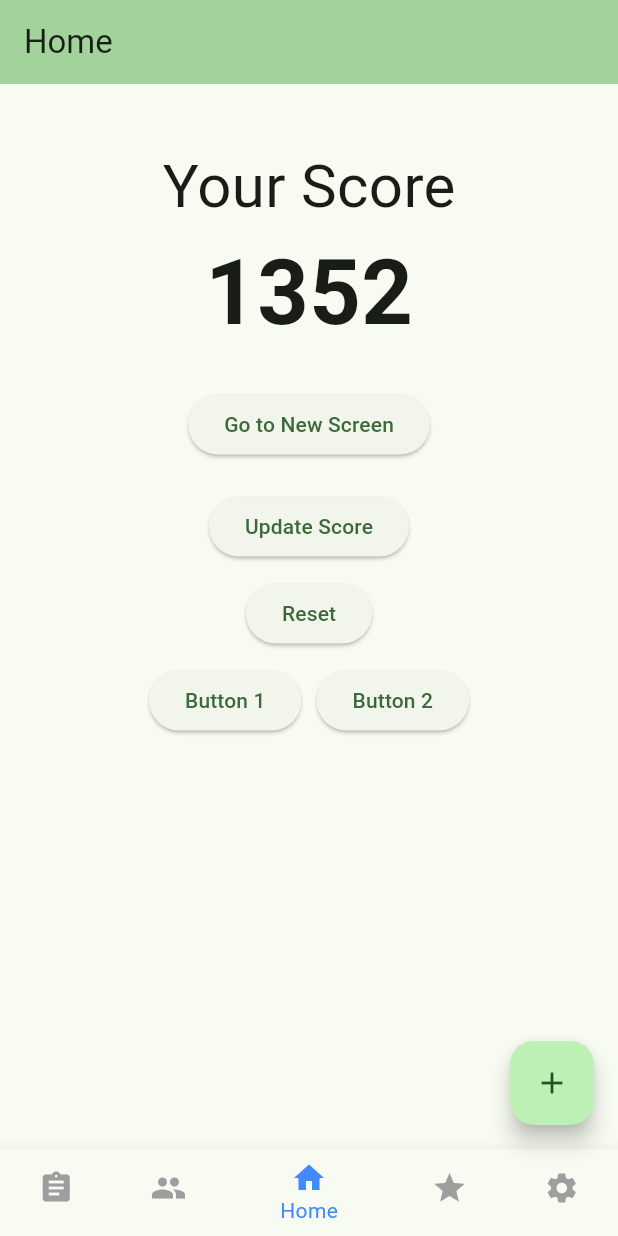
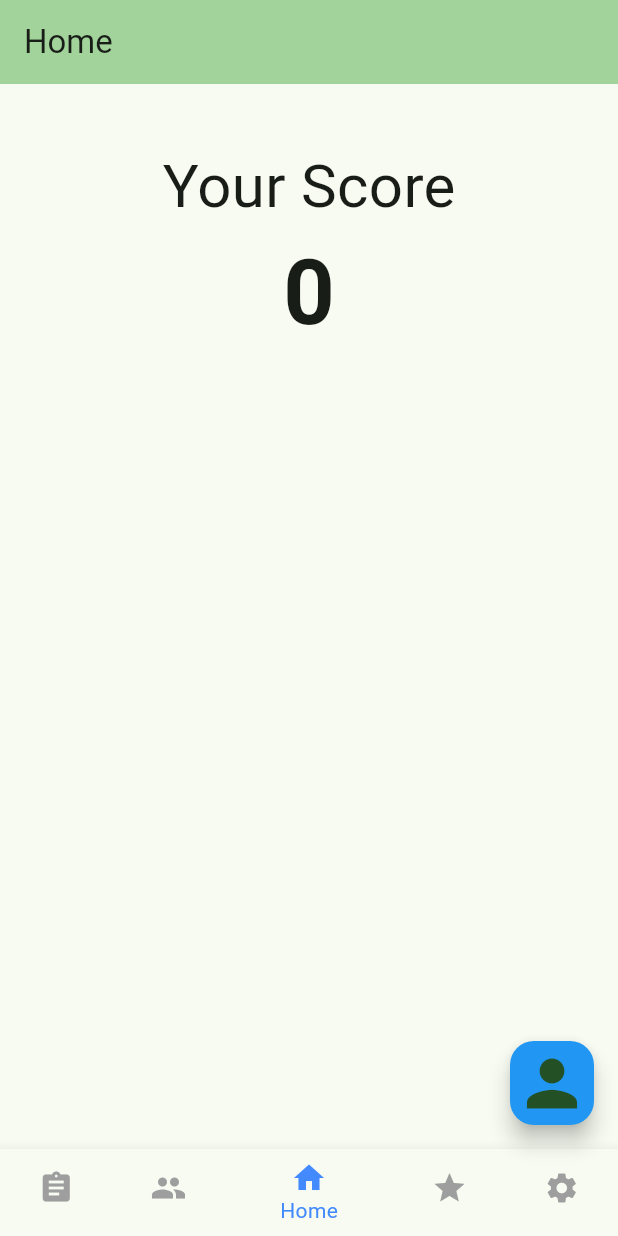
Before and after one commit to rfeuz/bellapp, a Flutter app: the screen it shows after launch, on a phone screen of 412 x 824 dp. Run offline on Flutter 3.47's test engine with Material 3 defaults, Android fonts, the light colour scheme and no system bars; Roboto replaces fonts that are missing (Oswald).

Commit message:
Made a few Global Variables, Calculations in Main

```diff
--- a/lib/data.dart
+++ b/lib/data.dart
@@ -32,7 +32,18 @@ class ProfileInformation {
   static String MyDiary = '-';
 }
 
-class GlobalVariables {
+class GlobalFlags {
   static bool FirstLogin = true;
   static bool DailySurvey = false;
 }
+
+class GlobalScores {
+  static int FoodScore = 0;
+  static int FitnessScore = 0;
+  static int MindScore = 0;
+  static int PointScore = 0;
+}
+
+class NumberOfPoints {
+  static int NumberOfPointsSurvey = 10;
+}
--- a/lib/main.dart
+++ b/lib/main.dart
@@ -35,7 +35,11 @@ class MyHomePage extends StatefulWidget {
   State<MyHomePage> createState() => _MyHomePageState();
 }
 
-
+void calculate_health_score() {
+  GlobalScores.FitnessScore = ((1/3)*100*((FitnessData.NumberOfSteps_actual/FitnessData.NumberOfSteps_goal)+(FitnessData.NumberOfFloors_actual/FitnessData.NumberOfFloors_goal)+(FitnessData.HoursOfSleep_actual/FitnessData.NumberOfSteps_goal))).toInt();
+  GlobalScores.FoodScore = (100*FoodData.FoodHealthyness_actual).toInt();
+  GlobalScores.MindScore = (100*MindData.GeneralMindScore_actual).toInt();
+}
 
 // Define the arguments class
 class MyPageArguments {
@@ -46,14 +50,8 @@ class MyPageArguments {
 
 
 class _MyHomePageState extends State<MyHomePage> {
-  int _counter = 0;
   int _selectedIndex = 2;
-  double _doing = 0;
-  double _sleep = 0;
-  double _stress = 0;
-  double _fruit = 0;
-  double _food = 0;
-  int _yourscore = 1352;
+  int _score_mainboard = GlobalScores.PointScore;
 
   @override
   void initState() {
@@ -61,6 +59,8 @@ class _MyHomePageState extends State<MyHomePage> {
     // Initialize the state variables with the provided userData
     setState(() {
       _selectedIndex = 2;
+      _score_mainboard = GlobalScores.PointScore;
+      calculate_health_score();
     });
     print('Welcome');
   }
@@ -73,18 +73,6 @@ class _MyHomePageState extends State<MyHomePage> {
     Challenges(),
     Settings(),
   ];
-
-  void _incrementCounter() {
-    setState(() {
-      _counter++;
-    });
-  }
-
-  void _resetCounter() {
-    setState(() {
-      _counter = 0;
-    });
-  }
 
   void _onItemTapped(int index) {
     setState(() {
@@ -144,7 +132,7 @@ class _MyHomePageState extends State<MyHomePage> {
               ),
             ),
             Text(
-              '$_yourscore',
+              '$_score_mainboard',
               style: TextStyle(
                 fontSize: 60, // Change the font size here
                 fontFamily: 'Oswald', // Change 'YourFontFamily' to the desired font family
@@ -152,42 +140,6 @@ class _MyHomePageState extends State<MyHomePage> {
               ),
             ),
             const SizedBox(height: 20),
-            ElevatedButton(
-              onPressed: () {
-                Navigator.push(
-                  context,
-                  MaterialPageRoute(builder: (context) => Communities()),
-                );
-              },
-              child: const Text('Go to New Screen'),
-            ),
-            const SizedBox(height: 20),
-            ElevatedButton(
-              onPressed: _resetCounter,
-              child: const Text('Update Score'),
-            ),
-            const SizedBox(height: 10),
-            ElevatedButton(
-              onPressed: _resetCounter,
-              child: const Text('Reset'),
-            ),
-            const SizedBox(height: 10),
-            Row(
-              mainAxisAlignment: MainAxisAlignment.center,
-              children: [
-                ElevatedButton(
-                  onPressed: () {
-                    FitnessData.NumberOfSteps_goal = 25;
-                  }, // Add functionality here
-                  child: const Text('Button 1'),
-                ),
-                const SizedBox(width: 10),
-                ElevatedButton(
-                  onPressed: () {}, // Add functionality here
-                  child: const Text('Button 2'),
-                ),
-              ],
-            ),
           ],
         ),
       ),
@@ -221,9 +173,9 @@ class _MyHomePageState extends State<MyHomePage> {
         onTap: _onItemTapped,
       ),
       floatingActionButton: FloatingActionButton(
-        onPressed: _incrementCounter,
-        tooltip: 'Increment',
-        child: const Icon(Icons.add),
+        onPressed: () {},
+        child: const Icon(Icons.person, size: 50.0),
+        backgroundColor: Colors.blue,
       ),
     );
   }
--- a/lib/survey.dart
+++ b/lib/survey.dart
@@ -36,13 +36,11 @@ class _SurveyState extends State<Survey> {
     super.dispose();
   }
 
-  double calculate() {
-    return (_doing + _sleep + 6 - _stress)/15;
-  }
 
   void output_to_data() {
-    MindData.GeneralMindScore_actual = calculate();
+    MindData.GeneralMindScore_actual = (_doing + _sleep + 6 - _stress)/15;
     FoodData.FoodHealthyness_actual = (_food + _fruit)/10;
+    GlobalScores.PointScore += NumberOfPoints.NumberOfPointsSurvey;
   }
 
   void _onItemTapped(int index) {
```
